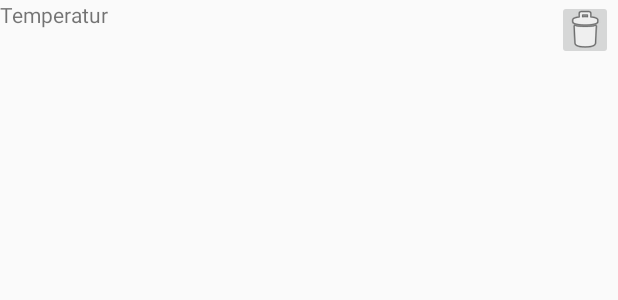
After one commit to Kogoro/AlarmApp, an Android app: the layout item_rule.xml on its own in the app's theme, with its tools: preview values and no code run, on a phone screen of 412 x 824 dp. The commit adds this screen. Shown: the top 300 px of the screen. Run offline under Robolectric (Android 15) with nearby library versions, the phone set to English and light mode, and no system bars.

Commit message:
Edit RulesList

```diff
--- a/app/build.gradle
+++ b/app/build.gradle
@@ -25,5 +25,6 @@ dependencies {
         exclude group: 'com.android.support', module: 'support-annotations'
     })
     compile 'com.android.support:appcompat-v7:24.2.1'
+    compile 'com.android.support:recyclerview-v7:25.0.1'
     testCompile 'junit:junit:4.12'
 }
--- a/app/src/main/java/de/bonding/hackathon/eighthundredtwelvers/MainActivity.java
+++ b/app/src/main/java/de/bonding/hackathon/eighthundredtwelvers/MainActivity.java
@@ -9,5 +9,7 @@ public class MainActivity extends AppCompatActivity {
     protected void onCreate(Bundle savedInstanceState) {
         super.onCreate(savedInstanceState);
         setContentView(R.layout.activity_main);
+
+        this.getSupportFragmentManager().beginTransaction().replace(R.id.main_fragment, new RuleFragment()).commit();
     }
 }
--- /dev/null
+++ b/app/src/main/res/layout/item_rule.xml
@@ -0,0 +1,21 @@
+<?xml version="1.0" encoding="utf-8"?>
+<LinearLayout xmlns:android="http://schemas.android.com/apk/res/android"
+    xmlns:app="http://schemas.android.com/apk/res-auto"
+    android:layout_width="match_parent"
+    android:layout_height="match_parent"
+    android:weightSum="1">
+
+    <TextView
+        android:text="Temperatur"
+        android:layout_width="wrap_content"
+        android:layout_height="40dp"
+        android:id="@+id/item_rule_tv"
+        android:layout_weight="0.99" />
+
+    <ImageButton
+        android:layout_width="37dp"
+        android:layout_height="40dp"
+        app:srcCompat="@android:drawable/ic_menu_delete"
+        android:id="@+id/item_rule_ib" />
+
+</LinearLayout>
--- a/app/src/main/res/values/dimens.xml
+++ b/app/src/main/res/values/dimens.xml
@@ -2,4 +2,5 @@
     <!-- Default screen margins, per the Android Design guidelines. -->
     <dimen name="activity_horizontal_margin">16dp</dimen>
     <dimen name="activity_vertical_margin">16dp</dimen>
+    <dimen name="text_margin">16dp</dimen>
 </resources>
--- a/app/src/main/res/values/strings.xml
+++ b/app/src/main/res/values/strings.xml
@@ -1,3 +1,6 @@
 <resources>
     <string name="app_name">AlarmApp</string>
+
+    <!-- TODO: Remove or change this placeholder text -->
+    <string name="hello_blank_fragment">Hello blank fragment</string>
 </resources>
```
Also changed, not shown: app/src/main/java/de/bonding/hackathon/eighthundredtwelvers/RuleFragment.java (added, +77 -0 lines), app/src/main/java/de/bonding/hackathon/eighthundredtwelvers/RuleRecyclerViewAdapter.java (added, +77 -0 lines), app/src/main/res/layout/activity_main.xml (+4 -8 lines).
